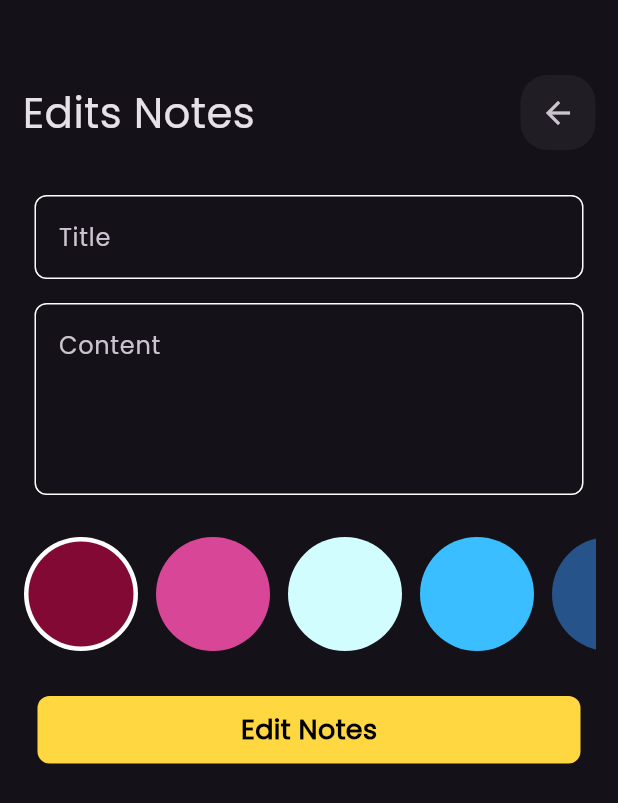
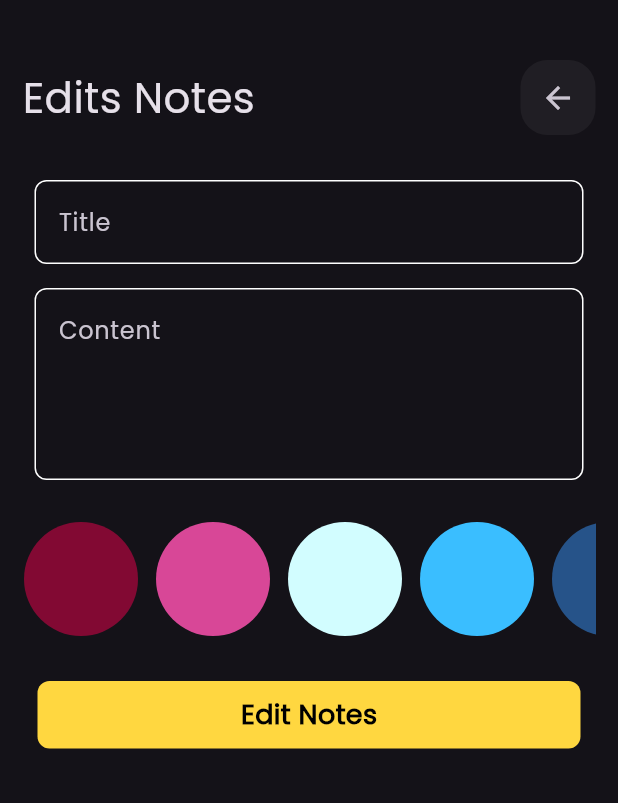
Before and after one commit to anas0952/notes-app, a Flutter app: the NotesEditApp screen opened directly with empty values, on a phone screen of 412 x 824 dp. Shown: the top 803 px of the screen. Run offline on Flutter 3.47's test engine with Material 3 defaults, Android fonts, the phone set to English and light mode, and no system bars; our stand-ins replace bloc, flutter_bloc, hive, hive_flutter; accounts and stored records are empty.

Commit message:
add edit notes

```diff
--- a/lib/constants.dart
+++ b/lib/constants.dart
@@ -2,7 +2,7 @@ import 'package:flutter/material.dart';
 
 const Color kprimarycolor = Colors.cyan;
 const String kHivebox = 'notes_view';
-const List<Color> listcolors = [
+const List<Color> kColrosList = [
   Color(0xff820933),
   Color(0xffD84797),
   Color(0xffD2FDFF),
--- a/lib/cubits/notes_view/notes_cubit.dart
+++ b/lib/cubits/notes_view/notes_cubit.dart
@@ -12,6 +12,8 @@ class NotesCubit extends Cubit<NotesState> {
   getData() async {
     Box<NotesModel> box = await Hive.openBox<NotesModel>(kHivebox);
     listnotes = box.values.toList();
-    emit(NotesSuccess(data: listnotes));
+    emit(NotesSuccess(
+      data: listnotes,
+    ));
   }
 }
--- a/lib/widgets/coustom-notesview.dart
+++ b/lib/widgets/coustom-notesview.dart
@@ -47,7 +47,7 @@ class CoustomNotesView extends StatelessWidget {
                   icon: const Icon(
                     FontAwesomeIcons.trash,
                     size: 24,
-                    color: Colors.white,
+                    color: Colors.black,
                   )),
             ),
             Padding(
--- a/lib/widgets/edits-notes-view.dart
+++ b/lib/widgets/edits-notes-view.dart
@@ -1,4 +1,5 @@
 import 'package:flutter/material.dart';
+import 'package:notes_app_view/constants.dart';
 import 'package:notes_app_view/model/notes-model.dart';
 import 'package:notes_app_view/view/notes-view.dart';
 import 'package:notes_app_view/widgets/cousstome-textfailed.dart';
@@ -12,7 +13,6 @@ class EditNotesViewBody extends StatefulWidget {
     required this.notesModel,
   });
   final NotesModel notesModel;
-
   @override
   State<EditNotesViewBody> createState() => _EditNotesViewBodyState();
 }
@@ -24,9 +24,9 @@ class _EditNotesViewBodyState extends State<EditNotesViewBody> {
   Widget build(BuildContext context) {
     return Padding(
       padding: const EdgeInsets.symmetric(horizontal: 15.0),
-      child: Column(children: [
+      child: ListView(children: [
         const SizedBox(
-          height: 50,
+          height: 40,
         ),
         CoustomAppBar(
           title: 'Edits Notes ',
@@ -56,7 +56,9 @@ class _EditNotesViewBodyState extends State<EditNotesViewBody> {
         const SizedBox(
           height: 20,
         ),
-        const ListItemsColors(),
+        EditsNotesListColors(
+          notesModel: widget.notesModel,
+        ),
         const SizedBox(
           height: 20,
         ),
@@ -75,3 +77,48 @@ class _EditNotesViewBodyState extends State<EditNotesViewBody> {
     );
   }
 }
+
+class EditsNotesListColors extends StatefulWidget {
+  const EditsNotesListColors({super.key, required this.notesModel});
+  final NotesModel notesModel;
+
+  @override
+  State<EditsNotesListColors> createState() => _EditsNotesListColorsState();
+}
+
+class _EditsNotesListColorsState extends State<EditsNotesListColors> {
+  late int currentIndex;
+
+  @override
+  void initState() {
+    currentIndex = kColrosList.indexOf(Color(widget.notesModel.color));
+    // TODO: implement initState
+    super.initState();
+  }
+
+  @override
+  Widget build(BuildContext context) {
+    return SizedBox(
+        height: 38 * 2,
+        child: ListView.separated(
+            separatorBuilder: (context, index) => const SizedBox(
+                  height: 8.0,
+                  width: 10.0,
+                ),
+            scrollDirection: Axis.horizontal,
+            itemCount: kColrosList.length,
+            itemBuilder: (context, index) {
+              return GestureDetector(
+                onTap: () {
+                  currentIndex = index;
+                  widget.notesModel.color = kColrosList[index].value;
+                  setState(() {});
+                },
+                child: ItemsColors(
+                  isChecked: currentIndex == index,
+                  listColors: kColrosList[index],
+                ),
+              );
+            }));
+  }
+}
--- a/lib/widgets/notebottomshet.dart
+++ b/lib/widgets/notebottomshet.dart
@@ -14,6 +14,10 @@ class NoteBottomShet extends StatelessWidget {
         listener: (context, state) {
           if (state is AddNotesSuccess) {
             BlocProvider.of<NotesCubit>(context).getData();
+            ScaffoldMessenger.of(context).showSnackBar(SnackBar(
+                content: Title(
+                    color: Colors.black,
+                    child: const Text('Add To Notes Success'))));
             Navigator.pop(context);
           }
         },
```
Also changed, not shown: lib/widgets/add_notebottomshet.dart (+5 -10 lines), lib/widgets/items_color.dart (+37 -37 lines).
